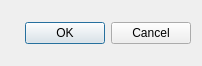
The window that src/Dialog/PropertyDefinitionDialog.ui (hal1437/BlockMaker) describes before a commit, drawn with Qt 5.
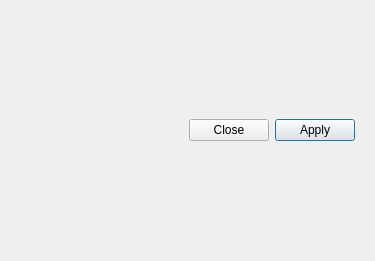
The same window after the commit.

Commit message: PropertyDefinitionDialogの表示を一部変更

```diff
--- a/src/Dialog/PropertyDefinitionDialog.ui
+++ b/src/Dialog/PropertyDefinitionDialog.ui
@@ -6,8 +6,8 @@
    <rect>
     <x>0</x>
     <y>0</y>
-    <width>202</width>
-    <height>66</height>
+    <width>375</width>
+    <height>261</height>
    </rect>
   </property>
   <property name="windowTitle">
@@ -18,13 +18,48 @@
     <layout class="QGridLayout" name="Grid"/>
    </item>
    <item>
-    <widget class="QDialogButtonBox" name="buttonBox">
-     <property name="orientation">
-      <enum>Qt::Horizontal</enum>
+    <widget class="QWidget" name="" native="true">
+     <property name="sizePolicy">
+      <sizepolicy hsizetype="Preferred" vsizetype="Maximum">
+       <horstretch>0</horstretch>
+       <verstretch>0</verstretch>
+      </sizepolicy>
      </property>
-     <property name="standardButtons">
-      <set>QDialogButtonBox::Cancel|QDialogButtonBox::Ok</set>
-     </property>
+     <layout class="QHBoxLayout" name="horizontalLayout">
+      <item>
+       <spacer name="horizontalSpacer">
+        <property name="orientation">
+         <enum>Qt::Horizontal</enum>
+        </property>
+        <property name="sizeHint" stdset="0">
+         <size>
+          <width>40</width>
+          <height>20</height>
+         </size>
+        </property>
+       </spacer>
+      </item>
+      <item>
+       <widget class="QPushButton" name="CloseButton">
+        <property name="text">
+         <string>Close</string>
+        </property>
+        <property name="autoDefault">
+         <bool>false</bool>
+        </property>
+        <property name="flat">
+         <bool>false</bool>
+        </property>
+       </widget>
+      </item>
+      <item>
+       <widget class="QPushButton" name="ApplyButton">
+        <property name="text">
+         <string>Apply</string>
+        </property>
+       </widget>
+      </item>
+     </layout>
     </widget>
    </item>
   </layout>
```
Left out of the diff: 35 changed lines with no effect on the pictures. The commit also changes 2 other files.
